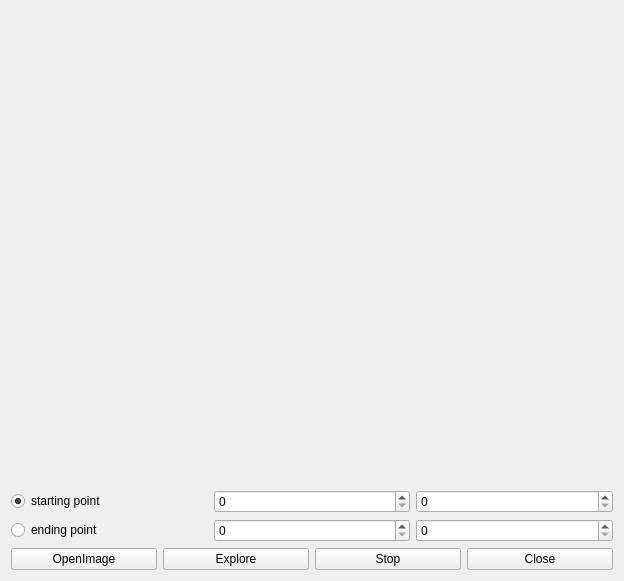
Above: dashboard.ui from lzsz518/UAVRouteExplorer before the change. Below: the same form after it.
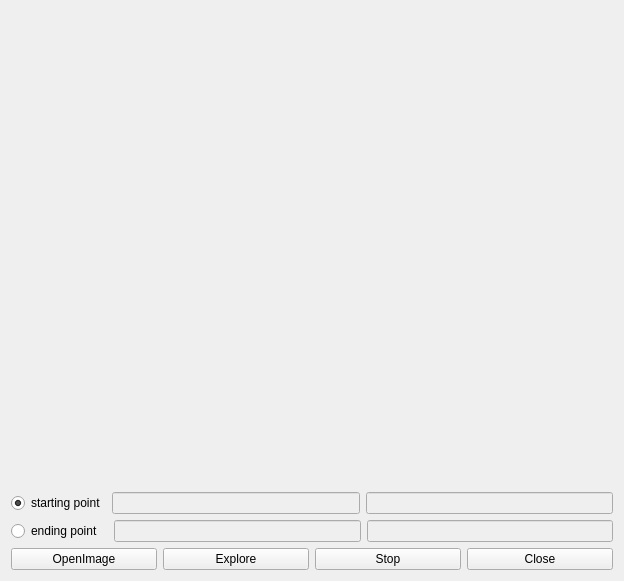
That is the form after the change.

Commit message: Implement read storm position information form text file. Emit starting point and ending point setup signal

```diff
--- a/dashboard.ui
+++ b/dashboard.ui
@@ -32,10 +32,18 @@
         </widget>
        </item>
        <item>
-        <widget class="QSpinBox" name="sb_startX"/>
+        <widget class="QLineEdit" name="le_startX">
+         <property name="enabled">
+          <bool>false</bool>
+         </property>
+        </widget>
        </item>
        <item>
-        <widget class="QSpinBox" name="sb_startY"/>
+        <widget class="QLineEdit" name="le_startY">
+         <property name="enabled">
+          <bool>false</bool>
+         </property>
+        </widget>
        </item>
       </layout>
      </item>
@@ -44,15 +52,23 @@
        <item>
         <widget class="QRadioButton" name="rb_endpoint">
          <property name="text">
-          <string>ending point</string>
+          <string>ending point  </string>
          </property>
         </widget>
        </item>
        <item>
-        <widget class="QSpinBox" name="sb_endX"/>
+        <widget class="QLineEdit" name="le_endX">
+         <property name="enabled">
+          <bool>false</bool>
+         </property>
+        </widget>
        </item>
        <item>
-        <widget class="QSpinBox" name="sb_endY"/>
+        <widget class="QLineEdit" name="le_endY">
+         <property name="enabled">
+          <bool>false</bool>
+         </property>
+        </widget>
        </item>
       </layout>
      </item>
```
The commit also changes 4 other files.
